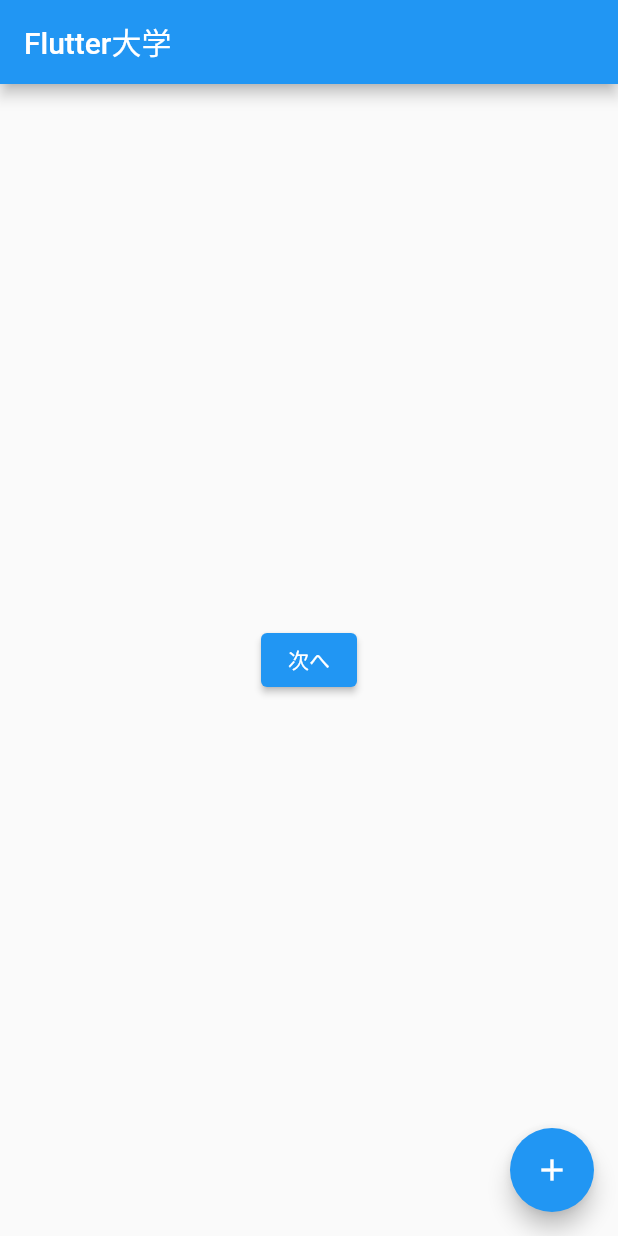
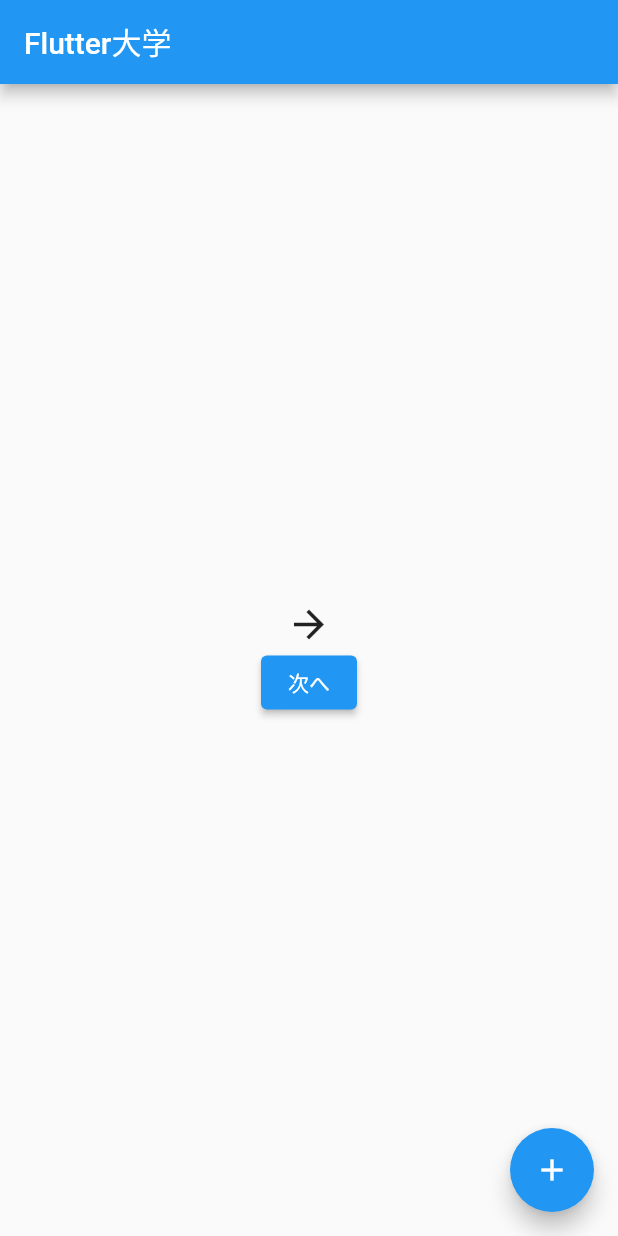
Before and after one commit to akrhgwr/coriander, a Flutter app: the screen it shows after launch, on a phone screen of 412 x 824 dp. Run offline on Flutter 3.47's test engine with Material 2 defaults, Android fonts, the phone set to English and light mode, and no system bars.

Commit message:
Add Pictures and Icons

```diff
--- a/lib/main.dart
+++ b/lib/main.dart
@@ -76,9 +76,24 @@ class _MyHomePageState extends State<MyHomePage> {
       appBar: AppBar(
         title: Text('Flutter大学'),
       ),
-      body: Center(
-        //child: RaisedButton(onPressed: () {  },
-        child: ElevatedButton(
+      body: Container(
+        width: double.infinity,
+        child: Column(
+          mainAxisAlignment: MainAxisAlignment.center,
+          crossAxisAlignment: CrossAxisAlignment.center,
+          children: <Widget>[
+            //const Image(
+            //  image: NetworkImage('https://flutter.github.io/assets-for-api-docs/assets/widgets/owl.jpg'),
+            //),
+            //Image.network(
+            //  'https://flutter.github.io/assets-for-api-docs/assets/widgets/owl.jpg',
+            //),
+            //Image.asset('images/owl-2.jpg'),
+            Icon(
+              Icons.arrow_forward,
+              size: 30,
+            ),
+            ElevatedButton(
               child: Text(text),
               onPressed: () async {
                 print(text);
@@ -98,6 +113,8 @@ class _MyHomePageState extends State<MyHomePage> {
                 //print(text);
               },
             ),
+          ],
+        ),
       ),
       floatingActionButton: FloatingActionButton(
         onPressed: _incrementCounter,
--- a/lib/next_page.dart
+++ b/lib/next_page.dart
@@ -27,7 +27,7 @@ class _NextPageState extends State<NextPage> {
             Text(name),
             Center(
               child: ElevatedButton(
-                child: const Text('戻る'),
+                child: Text('戻る'),
                 onPressed: () {
                   //画面遷移のコード
                   Navigator.pop(context,'Return Value2');
--- a/pubspec.yaml
+++ b/pubspec.yaml
@@ -56,6 +56,9 @@ flutter:
   # included with your application, so that you can use the icons in
   # the material Icons class.
   uses-material-design: true
+  assets:
+    - images/owl-2.jpg
+    #- C:/Users/akr_h/AndroidStudioProjects/coriander/images/akira.jpg
 
   # To add assets to your application, add an assets section, like this:
   # assets:
```
Lines whose indentation alone changed are shown as unchanged.
